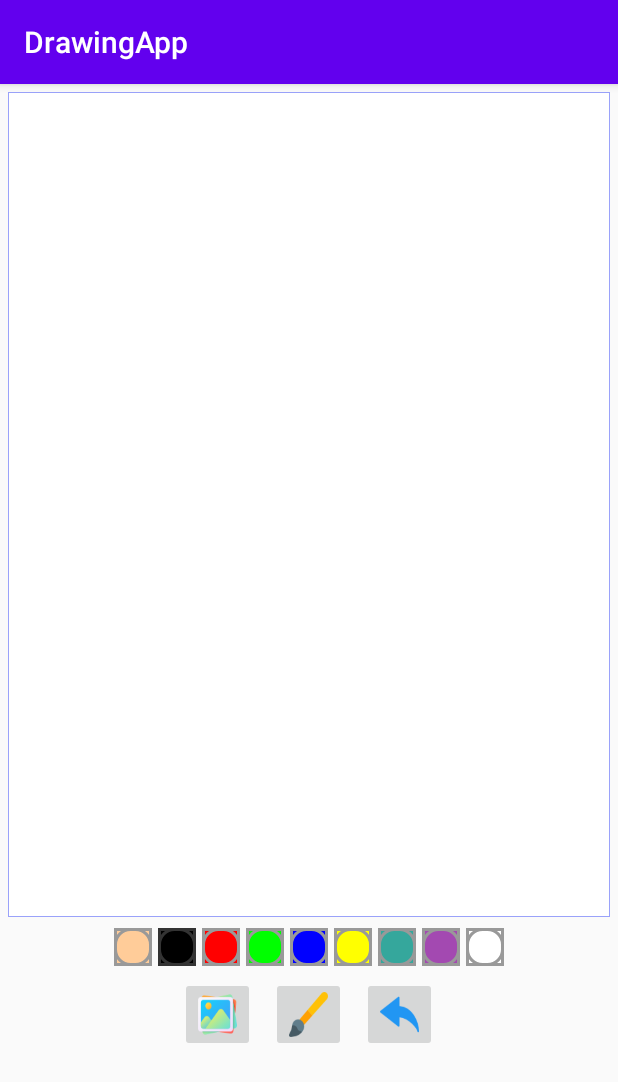
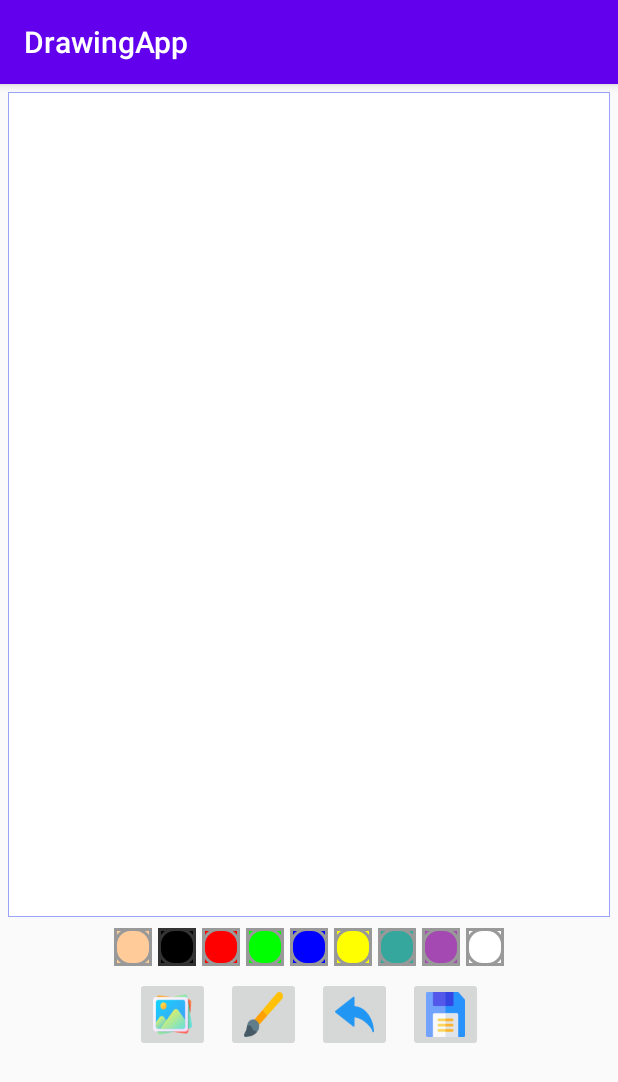
Before and after one commit to cecydb11/android_examples, an Android app: the screen it shows after launch (MainActivity), on a phone screen of 412 x 824 dp. Shown: the top 1082 px of the screen. Run offline under Robolectric (Android 15) with nearby library versions, the phone set to English and light mode, and no system bars.

Commit message:
Add save image functionality

```diff
--- a/DrawingApp/app/src/main/res/layout/activity_main.xml
+++ b/DrawingApp/app/src/main/res/layout/activity_main.xml
@@ -177,6 +177,15 @@
         android:scaleType="fitXY"
         android:layout_margin="5dp"
         />
+
+    <ImageButton
+        android:id="@+id/ib_save"
+        android:layout_width="50dp"
+        android:layout_height="50dp"
+        android:src="@drawable/ic_save"
+        android:contentDescription="Save image"
+        android:scaleType="fitXY"
+        android:layout_margin="5dp"
+        />
     </LinearLayout>
-
 </androidx.constraintlayout.widget.ConstraintLayout>
```
Also changed, not shown: DrawingApp/app/src/main/AndroidManifest.xml (+11 -0 lines), DrawingApp/app/src/main/java/com/cecilia/drawingapp/MainActivity.kt (+63 -0 lines), DrawingApp/app/src/main/res/xml/path.xml (added, +7 -0 lines), DrawingApp/app/src/main/res/drawable/ic_save.png (added). Lines whose indentation alone changed are shown as unchanged.
